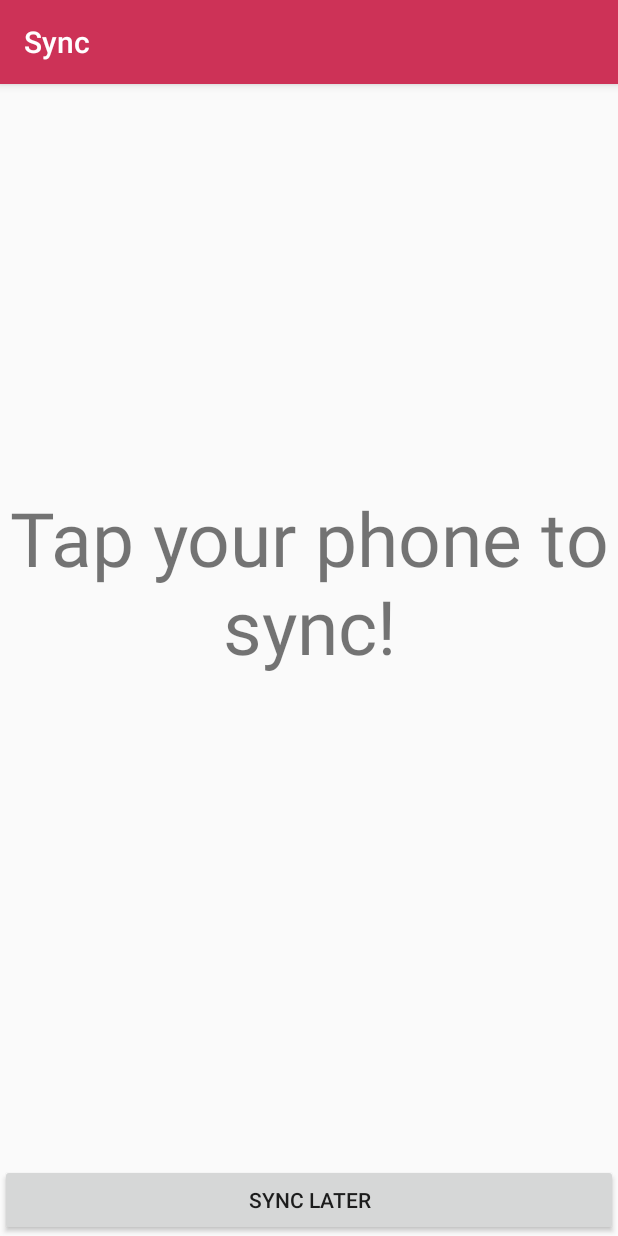
After one commit to badzapcat/WhoseTurn, an Android app: the SyncActivity screen opened directly, with no data from a screen before it, on a phone screen of 412 x 824 dp. The commit adds this screen. Run offline under Robolectric (Android 15) with nearby library versions, the phone set to English and light mode, and no system bars.

Commit message:
added skeleton nfc sync activity

```diff
--- a/app/src/main/AndroidManifest.xml
+++ b/app/src/main/AndroidManifest.xml
@@ -22,9 +22,15 @@
                 <category android:name="android.intent.category.LAUNCHER" />
             </intent-filter>
         </activity>
-        <activity android:name=".KneeActivity"
-                  android:label="@string/knee_activity_name"
-                  android:theme="@style/AppTheme.NoActionBar"/>
+        <activity
+            android:name=".KneeActivity"
+            android:label="@string/knee_activity_name"
+            android:theme="@style/AppTheme.NoActionBar" />
+        <activity
+            android:name=".SyncActivity"
+            android:label="@string/sync_activity_name"
+            android:theme="@style/AppTheme.NoActionBar">
+        </activity>
     </application>
 
 </manifest>
--- a/app/src/main/java/jmoghadam/whoseturn/CheckActivity.java
+++ b/app/src/main/java/jmoghadam/whoseturn/CheckActivity.java
@@ -58,6 +58,9 @@ public class CheckActivity extends AppCompatActivity implements AddMoneyFragment
         if (id == R.id.action_total_amount) {
             toastCurrentAmount();
             return true;
+        } else if (id == R.id.action_sync) {
+            Intent intent = new Intent(this, SyncActivity.class);
+            startActivity(intent);
         } else if (id == R.id.action_knee_slaps) {
             Intent intent = new Intent(this, KneeActivity.class);
             startActivity(intent);
--- /dev/null
+++ b/app/src/main/java/jmoghadam/whoseturn/SyncActivity.java
@@ -0,0 +1,21 @@
+package jmoghadam.whoseturn;
+
+import android.support.v7.app.AppCompatActivity;
+import android.os.Bundle;
+import android.support.v7.widget.Toolbar;
+import android.view.View;
+
+public class SyncActivity extends AppCompatActivity {
+
+    @Override
+    protected void onCreate(Bundle savedInstanceState) {
+        super.onCreate(savedInstanceState);
+        setContentView(R.layout.activity_sync);
+        Toolbar toolbar = (Toolbar) findViewById(R.id.sync_toolbar);
+        setSupportActionBar(toolbar);
+    }
+
+    public void syncLater(View view) {
+        finish();
+    }
+}
--- /dev/null
+++ b/app/src/main/res/layout/activity_sync.xml
@@ -0,0 +1,51 @@
+<?xml version="1.0" encoding="utf-8"?>
+
+<android.support.design.widget.CoordinatorLayout xmlns:android="http://schemas.android.com/apk/res/android"
+    xmlns:app="http://schemas.android.com/apk/res-auto"
+    xmlns:tools="http://schemas.android.com/tools"
+    android:layout_width="match_parent"
+    android:layout_height="match_parent"
+    android:fitsSystemWindows="true"
+    tools:context="jmoghadam.whoseturn.SyncActivity">
+
+    <android.support.design.widget.AppBarLayout
+        android:layout_width="match_parent"
+        android:layout_height="wrap_content"
+        android:theme="@style/AppTheme.AppBarOverlay">
+
+        <android.support.v7.widget.Toolbar
+            android:id="@+id/sync_toolbar"
+            android:layout_width="match_parent"
+            android:layout_height="?attr/actionBarSize"
+            android:background="?attr/colorPrimary"
+            app:popupTheme="@style/AppTheme.PopupOverlay" />
+
+    </android.support.design.widget.AppBarLayout>
+
+    <LinearLayout xmlns:android="http://schemas.android.com/apk/res/android"
+        xmlns:tools="http://schemas.android.com/tools"
+        android:layout_width="match_parent"
+        android:layout_height="match_parent"
+        android:orientation="vertical"
+        android:gravity="center">
+
+        <TextView
+            android:id="@+id/sync_info"
+            android:layout_width="match_parent"
+            android:layout_height="0dp"
+            android:layout_weight="1"
+            android:gravity="center"
+            android:textAlignment="center"
+            android:textSize="50sp"
+            android:text="@string/sync_info"/>
+
+        <Button
+            android:id="@+id/sync_later"
+            android:layout_width="match_parent"
+            android:layout_height="wrap_content"
+            android:onClick="syncLater"
+            android:text="@string/sync_later" />
+
+    </LinearLayout>
+
+</android.support.design.widget.CoordinatorLayout>
--- a/app/src/main/res/menu/menu_check.xml
+++ b/app/src/main/res/menu/menu_check.xml
@@ -2,6 +2,11 @@
     xmlns:app="http://schemas.android.com/apk/res-auto"
     xmlns:tools="http://schemas.android.com/tools"
     tools:context="jmoghadam.whoseturn.CheckActivity">
+    <item
+        android:id="@+id/action_sync"
+        android:title="@string/action_sync"
+        android:icon="@drawable/ic_sync_white_24dp"
+        app:showAsAction="ifRoom" />
     <item
         android:id="@+id/action_knee_slaps"
         android:title="@string/action_check_knee_slaps"
--- a/app/src/main/res/values/strings.xml
+++ b/app/src/main/res/values/strings.xml
@@ -11,4 +11,8 @@
     <string name="button_use_knee_slap">Joey slapped that knee</string>
     <string name="check_activity_name">Whose Turn</string>
     <string name="knee_activity_name">Knee Slaps</string>
+    <string name="sync_activity_name">Sync</string>
+    <string name="sync_later">Sync later</string>
+    <string name="sync_info">Tap your phone to sync!</string>
+    <string name="action_sync">Sync</string>
 </resources>
```
Also changed, not shown: app/src/main/res/drawable-hdpi/ic_sync_white_24dp.png (added), app/src/main/res/drawable-mdpi/ic_sync_white_24dp.png (added), app/src/main/res/drawable-xhdpi/ic_sync_white_24dp.png (added), app/src/main/res/drawable-xxhdpi/ic_sync_white_24dp.png (added), app/src/main/res/drawable-xxxhdpi/ic_sync_white_24dp.png (added).
